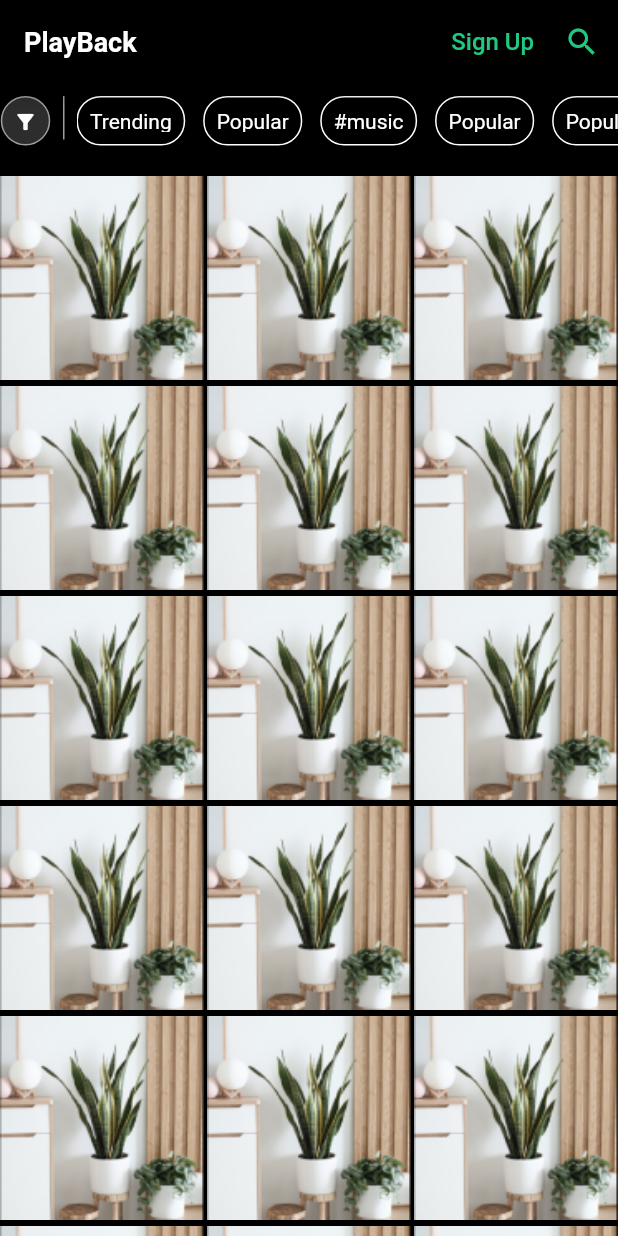
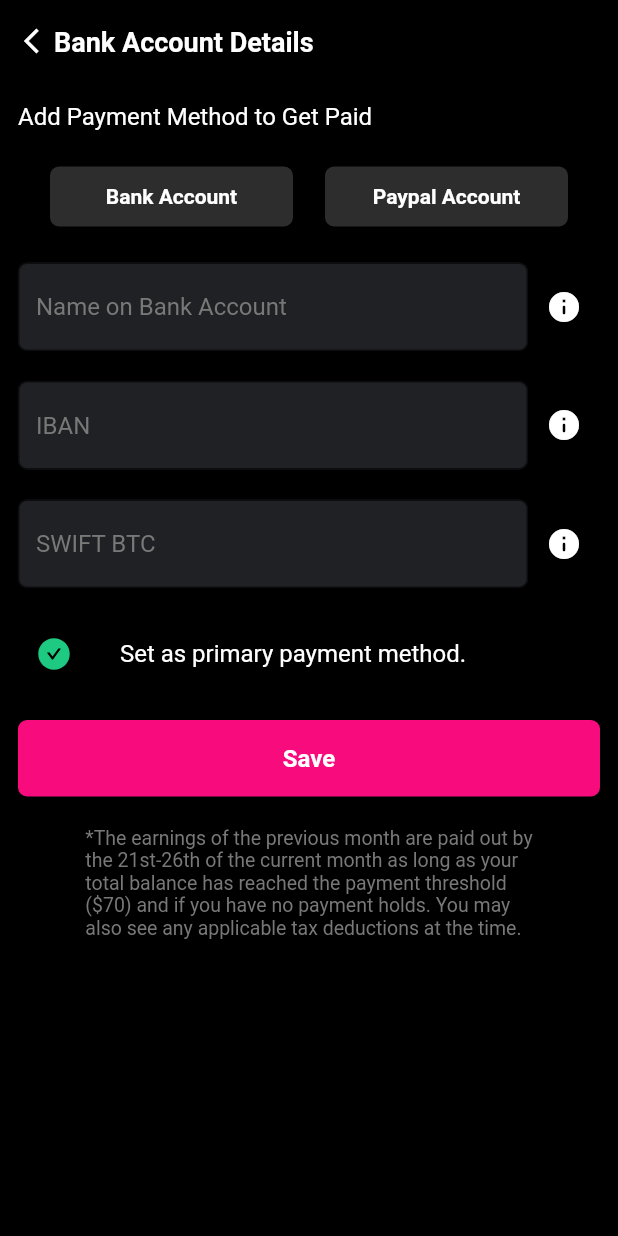
Before and after one commit to doublealpha21/playback_ui, a Flutter app: the screen it shows after launch, on a phone screen of 412 x 824 dp. Run offline on Flutter 3.47's test engine with Material 2 defaults, Android fonts, the phone set to English and light mode, and no system bars; our stand-ins replace expansion_tile_card, flutter_vector_icons.

Commit message:
Bank Account screen

```diff
--- a/lib/main.dart
+++ b/lib/main.dart
@@ -1,7 +1,6 @@
 import 'package:flutter/material.dart';
-import 'package:playback_ui/screens/home/home_logged_in.dart';
-import 'package:playback_ui/screens/home/home_visitors.dart';
-import 'package:playback_ui/screens/home/search_results.dart';
+import 'package:playback_ui/screens/payment/bank_account.dart';
+
 void main() {
   runApp(const MyApp());
 }
@@ -15,7 +14,7 @@ class MyApp extends StatelessWidget {
     return const MaterialApp(
       title: 'Playback UI',
       debugShowCheckedModeBanner: false,
-      home: HomeVisitors(),
+      home: BankAccount(),
     );
   }
 }
--- a/lib/screens/auth/onboard1.dart
+++ b/lib/screens/auth/onboard1.dart
@@ -1,12 +1,8 @@
 import 'package:flutter/material.dart';
 import 'package:playback_ui/screens/auth/onboard2.dart';
 import 'package:playback_ui/utils/colors.dart';
-import 'package:playback_ui/widgets/custom_button.dart';
 import 'package:playback_ui/widgets/horizontal_space.dart';
 import 'package:playback_ui/widgets/vertical_space.dart';
-import 'package:playback_ui/widgets/common_app_bar.dart';
-import 'package:playback_ui/utils/textfield.dart';
-import 'package:flutter_vector_icons/flutter_vector_icons.dart';
 
 class Onboard1 extends StatelessWidget {
   const Onboard1({Key? key}) : super(key: key);
@@ -129,24 +125,27 @@ class Onboard1 extends StatelessWidget {
                 Expanded(
                   child: Column(
                     children: [
-                      Image.asset('images/Frame 10.png'),
+                      Image.asset('images/frame_10.png'),
                       const SizedBox(height: 5),
-                      const Text('Male',
+                      const Text(
+                        'Male',
                         style: TextStyle(
-                          color:  Color(0xfffb3b3b3),
+                          color: Color(0xfffb3b3b3),
                           fontSize: 20,
                           fontWeight: FontWeight.w700,
-                      ),
-                      )],
+                        ),
+                      )
+                    ],
                   ),
                 ),
                 const HorizontalSpace(),
                 Expanded(
                     child: Column(
                   children: [
-                    Image.asset('images/Frame 11.png'),
+                    Image.asset('images/frame_11.png'),
                     const SizedBox(height: 5),
-                    const Text('Female',
+                    const Text(
+                      'Female',
                       style: TextStyle(
                         color: Color(0xffff80c7d),
                         fontSize: 20,
@@ -163,12 +162,13 @@ class Onboard1 extends StatelessWidget {
             ),
             ElevatedButton(
               onPressed: () {
-                Navigator.push(context,
-                  MaterialPageRoute(builder: (context) => Onboard2()),
+                Navigator.push(
+                  context,
+                  MaterialPageRoute(builder: (context) => const Onboard2()),
                 );
               },
               style: ElevatedButton.styleFrom(
-                  primary:  const Color(0xffF80C7D),
+                  backgroundColor: const Color(0xffF80C7D),
                   shape: RoundedRectangleBorder(
                     borderRadius: BorderRadius.circular(6.0),
                   ),
--- /dev/null
+++ b/lib/screens/payment/bank_account.dart
@@ -0,0 +1,172 @@
+import 'package:flutter/material.dart';
+import 'package:playback_ui/utils/colors.dart';
+import 'package:playback_ui/utils/textfield.dart';
+import 'package:playback_ui/widgets/common_app_bar.dart';
+import 'package:playback_ui/widgets/custom_button.dart';
+import 'package:playback_ui/widgets/horizontal_space.dart';
+import 'package:playback_ui/widgets/vertical_space.dart';
+import 'package:flutter_vector_icons/flutter_vector_icons.dart';
+
+class BankAccount extends StatelessWidget {
+  const BankAccount({Key? key}) : super(key: key);
+
+  @override
+  Widget build(BuildContext context) {
+    return Scaffold(
+      backgroundColor: ColorResources.Black,
+      appBar: const CommonAppBar(title: 'Bank Account Details'),
+      body: Padding(
+        padding: const EdgeInsets.all(12.0),
+        child: Column(
+          crossAxisAlignment: CrossAxisAlignment.start,
+          children: [
+            const Text(
+              'Add Payment Method to Get Paid',
+              style: TextStyle(
+                color: ColorResources.White,
+                fontSize: 16,
+                fontWeight: FontWeight.w400,
+              ),
+            ),
+            const VerticalSpace(),
+            Row(
+              mainAxisAlignment: MainAxisAlignment.spaceEvenly,
+              children: [
+                ElevatedButton(
+                  onPressed: () {
+                    // Navigator.push(context,
+                    //   MaterialPageRoute(builder: (context) => Settings_Screen()),
+                    // );
+                  },
+                  style: ElevatedButton.styleFrom(
+                    shape: RoundedRectangleBorder(
+                      borderRadius: BorderRadius.circular(6.0),
+                    ),
+                    backgroundColor: const Color(0xff2D2D2D),
+                    padding: const EdgeInsets.all(12),
+                    elevation: 0.0,
+                    fixedSize: const Size.fromWidth(162),
+                  ),
+                  child: const Text(
+                    'Bank Account',
+                    style: TextStyle(
+                      color: ColorResources.White,
+                      fontSize: 14,
+                      fontWeight: FontWeight.w600,
+                    ),
+                  ),
+                ),
+                ElevatedButton(
+                  onPressed: () {
+                    // Navigator.push(context,
+                    //   MaterialPageRoute(builder: (context) => Settings_Screen()),
+                    // );
+                  },
+                  style: ElevatedButton.styleFrom(
+                    shape: RoundedRectangleBorder(
+                      borderRadius: BorderRadius.circular(6.0),
+                    ),
+                    backgroundColor: const Color(0xff2D2D2D),
+                    padding: const EdgeInsets.all(12),
+                    elevation: 0.0,
+                    fixedSize: const Size.fromWidth(162),
+                  ),
+                  child: const Text(
+                    'Paypal Account',
+                    style: TextStyle(
+                      color: ColorResources.White,
+                      fontSize: 14,
+                      fontWeight: FontWeight.w600,
+                    ),
+                  ),
+                ),
+              ],
+            ),
+            const VerticalSpace(),
+            Row(
+              mainAxisAlignment: MainAxisAlignment.spaceEvenly,
+              children: [
+                const Expanded(
+                    child: Custom_Textfield(hint: 'Name on Bank Account')),
+                IconButton(
+                    onPressed: () {},
+                    icon: const Icon(
+                      Icons.info_rounded,
+                      color: ColorResources.White,
+                    ))
+              ],
+            ),
+            const VerticalSpace(),
+            Row(
+              mainAxisAlignment: MainAxisAlignment.spaceEvenly,
+              children: [
+                const Expanded(child: Custom_Textfield(hint: 'IBAN')),
+                IconButton(
+                    onPressed: () {},
+                    icon: const Icon(
+                      Icons.info_rounded,
+                      color: ColorResources.White,
+                    ))
+              ],
+            ),
+            const VerticalSpace(),
+            Row(
+              mainAxisAlignment: MainAxisAlignment.spaceEvenly,
+              children: [
+                const Expanded(child: Custom_Textfield(hint: 'SWIFT BTC')),
+                IconButton(
+                    onPressed: () {},
+                    icon: const Icon(
+                      Icons.info_rounded,
+                      color: ColorResources.White,
+                    ))
+              ],
+            ),
+            const VerticalSpace(),
+            Row(
+              children: [
+                IconButton(
+                  onPressed: () {},
+                  icon: const Icon(
+                    AntDesign.checkcircle,
+                    color: ColorResources.PrimaryGreen,
+                  ),
+                ),
+                const HorizontalSpace(),
+                const Text('Set as primary payment method.',
+                    style: TextStyle(
+                      color: ColorResources.White,
+                      fontSize: 16,
+                      fontWeight: FontWeight.w400,
+                    ))
+              ],
+            ),
+            const VerticalSpace(),
+            const CustomButton(
+              hint: 'Save',
+              Colour: ColorResources.PrimaryPink,
+            ),
+            VerticalSpace(),
+            Center(
+              child: Column(
+                children: const [
+                  Text(
+                      '*The earnings of the previous month are paid out by\n'
+                      'the 21st-26th of the current month as long as your\n'
+                      'total balance has reached the payment threshold\n'
+                      '(\$70) and if you have no payment holds. You may\n'
+                      'also see any applicable tax deductions at the time. ',
+                      style: TextStyle(
+                        color: ColorResources.GreyText,
+                        fontSize: 13,
+                        fontWeight: FontWeight.w400,
+                      ))
+                ],
+              ),
+            )
+          ],
+        ),
+      ),
+    );
+  }
+}
```
Also changed, not shown: images/frame_10.png (renamed from images/Frame 10.png), images/frame_11.png (renamed from images/Frame 11.png), pubspec.lock.
